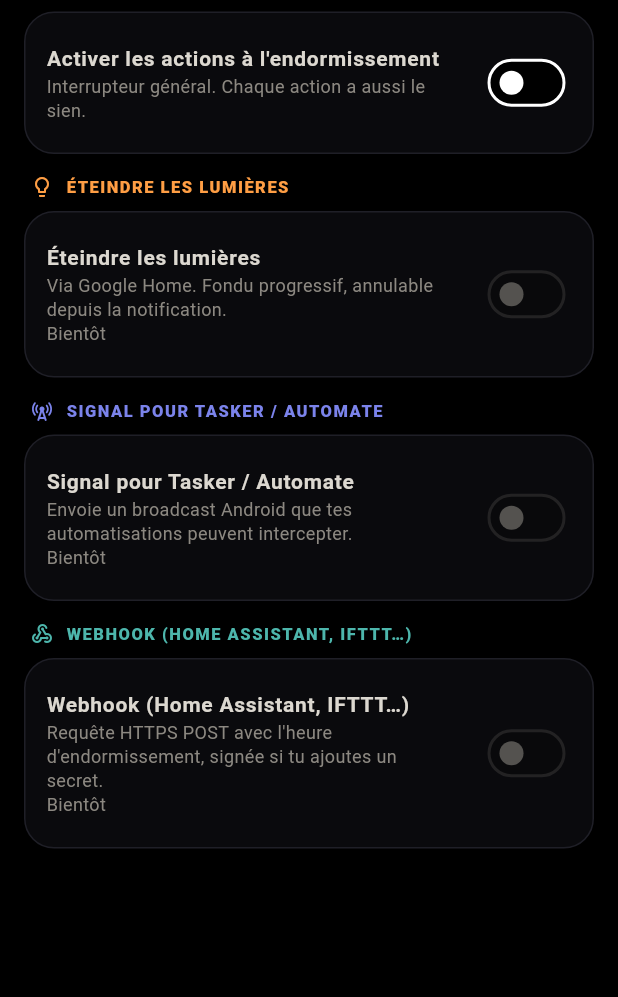
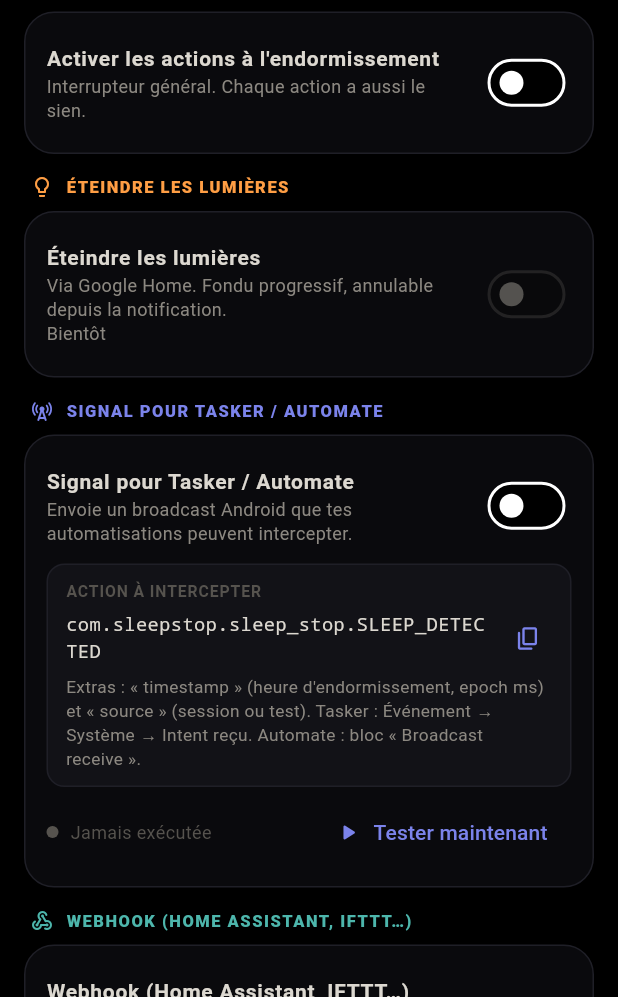
Before and after one commit to lud0veek/sleepstop, a Flutter app: the SleepActionsScreen screen opened directly, on a phone screen of 412 x 824 dp, the part 239-1236 px from its top. Run offline on Flutter 3.47's test engine with Material 3 defaults, Android fonts, the phone set to English and light mode, and no system bars; our stand-ins replace flutter_blue_plus, flutter_local_notifications, flutter_riverpod, in_app_purchase, sensors_plus, shared_preferences; missing offline and left inert: flutter_foreground_task; accounts and stored records are empty; network calls fail.

Commit message:
feat(sleep-actions): step 2 — broadcast intent action for Tasker / Automate
- Native HomeActionsChannel ("com.sleepstop/home_actions") registered in
  MainActivity; sendSleepBroadcast emits the implicit broadcast
  com.sleepstop.sleep_stop.SLEEP_DETECTED with extras timestamp (epoch ms)
  and source (session|test), FLAG_INCLUDE_STOPPED_PACKAGES.
- BroadcastIntentAction (id "intent") registered in the dispatcher; enabled
  by its own toggle under the master switch.
- "When I fall asleep" screen: intent section now live, shows the exact
  action to copy, the extras, and Tasker/Automate hints; "test now" works.
- 3 tests with a mocked MethodChannel (payload, toggle, native failure).

Co-Authored-By: Claude Fable 5.1 <noreply@anthropic.com>

```diff
--- a/lib/app_info.dart
+++ b/lib/app_info.dart
@@ -3,3 +3,6 @@ const String kAppVersionLabel = '1.0.0 (3)';
 const String kWebsiteUrl = 'https://sleepstop.eu';
 const String kPrivacyUrl = 'https://sleepstop.eu/privacy';
 const String kSupportEmail = 'support@sleepstop.eu';
+
+/// Broadcast sent by the "When I fall asleep" intent action (Tasker/Automate).
+const String kSleepDetectedAction = 'com.sleepstop.sleep_stop.SLEEP_DETECTED';
--- a/lib/l10n/app_strings.dart
+++ b/lib/l10n/app_strings.dart
@@ -1441,4 +1441,19 @@ class AppStrings {
   String get actionStatusSuccess => tr(fr: 'OK', nl: 'OK', de: 'OK', es: 'OK');
   String get actionStatusFailed => tr(fr: 'Échec', nl: 'Mislukt', de: 'Fehlgeschlagen', es: 'Error');
   String get actionStatusTimeout => tr(fr: 'Délai dépassé (10 s)', nl: 'Time-out (10 s)', de: 'Zeitüberschreitung (10 s)', es: 'Tiempo agotado (10 s)');
+
+  String get intentActionLabel => tr(
+    fr: 'ACTION À INTERCEPTER',
+    nl: 'OP TE VANGEN ACTIE',
+    de: 'ABZUFANGENDE ACTION',
+    es: 'ACCIÓN A INTERCEPTAR',
+  );
+  String get intentExtrasHelp => tr(
+    fr: 'Extras : « timestamp » (heure d\'endormissement, epoch ms) et « source » (session ou test). Tasker : Événement → Système → Intent reçu. Automate : bloc « Broadcast receive ».',
+    nl: 'Extra\'s: "timestamp" (inslaaptijd, epoch ms) en "source" (session of test). Tasker: Event → System → Intent Received. Automate: blok "Broadcast receive".',
+    de: 'Extras: „timestamp“ (Einschlafzeit, Epoch ms) und „source“ (session oder test). Tasker: Ereignis → System → Intent empfangen. Automate: Block „Broadcast receive“.',
+    es: 'Extras: «timestamp» (hora de dormirse, epoch ms) y «source» (session o test). Tasker: Evento → Sistema → Intent recibido. Automate: bloque «Broadcast receive».',
+  );
+  String get copyLabel => tr(fr: 'Copier', nl: 'Kopiëren', de: 'Kopieren', es: 'Copiar');
+  String get copiedToast => tr(fr: 'Copié', nl: 'Gekopieerd', de: 'Kopiert', es: 'Copiado');
 }
--- /dev/null
+++ b/lib/sleep_actions/actions/broadcast_intent_action.dart
@@ -0,0 +1,41 @@
+import 'package:flutter/services.dart';
+import '../../app_info.dart';
+import '../../models/sleep_settings.dart';
+import '../sleep_action.dart';
+
+/// Sends the public broadcast `com.sleepstop.sleep_stop.SLEEP_DETECTED`
+/// (extras: `timestamp` epoch ms, `source`) for Tasker / Automate.
+class BroadcastIntentAction implements SleepAction {
+  static const String actionId = 'intent';
+  static const MethodChannel defaultChannel = MethodChannel(
+    'com.sleepstop/home_actions',
+  );
+
+  final MethodChannel _channel;
+
+  const BroadcastIntentAction({MethodChannel channel = defaultChannel})
+    : _channel = channel;
+
+  @override
+  String get id => actionId;
+
+  @override
+  bool isEnabled(SleepSettings settings) => settings.sleepActions.intent.enabled;
+
+  @override
+  Future<void> execute(SleepActionContext context) async {
+    final ok = await _channel.invokeMethod<bool>('sendSleepBroadcast', {
+      'timestamp': context.event.timestamp.millisecondsSinceEpoch,
+      'source': context.event.source,
+      'action': kSleepDetectedAction,
+    });
+    if (ok != true) {
+      throw StateError('broadcast not sent');
+    }
+  }
+
+  @override
+  Future<void> cancel() async {
+    // A broadcast is instantaneous: nothing to cancel.
+  }
+}
--- a/lib/sleep_actions/sleep_action_dispatcher.dart
+++ b/lib/sleep_actions/sleep_action_dispatcher.dart
@@ -3,6 +3,7 @@ import 'package:flutter/foundation.dart';
 import 'package:flutter_riverpod/flutter_riverpod.dart';
 import '../models/sleep_settings.dart';
 import '../providers/settings_provider.dart';
+import 'actions/broadcast_intent_action.dart';
 import 'sleep_action.dart';
 import 'sleep_action_status.dart';
 import 'sleep_event_bus.dart';
@@ -165,9 +166,10 @@ class SleepActionStatusesNotifier
   }
 }
 
-/// The registered actions. Filled in by later steps (intent, webhook,
-/// lights); the socle ships with an empty list so nothing can run yet.
-final sleepActionsProvider = Provider<List<SleepAction>>((ref) => const []);
+/// The registered actions (webhook and lights are added by later steps).
+final sleepActionsProvider = Provider<List<SleepAction>>(
+  (ref) => const [BroadcastIntentAction()],
+);
 
 /// Builds the dispatcher and subscribes it to the sleep event bus. Must be
 /// read once at app start (HomeScreen does it) so the subscription exists
--- a/lib/ui/sleep_actions_screen.dart
+++ b/lib/ui/sleep_actions_screen.dart
@@ -1,5 +1,7 @@
 import 'package:flutter/material.dart';
+import 'package:flutter/services.dart';
 import 'package:flutter_riverpod/flutter_riverpod.dart';
+import '../app_info.dart';
 import 'package:intl/intl.dart';
 import '../l10n/app_strings.dart';
 import '../models/sleep_settings.dart';
@@ -104,6 +106,7 @@ class SleepActionsScreen extends ConsumerWidget {
               (c) => c.copyWith(intent: c.intent.copyWith(enabled: v)),
             ),
             onTest: () => _test(ref, 'intent', settings),
+            details: _IntentDetails(s: s),
           ),
           _ActionSection(
             id: 'webhook',
@@ -151,6 +154,7 @@ class _ActionSection extends StatelessWidget {
   final AppStrings s;
   final ValueChanged<bool> onToggle;
   final VoidCallback onTest;
+  final Widget? details;
 
   const _ActionSection({
     required this.id,
@@ -165,6 +169,7 @@ class _ActionSection extends StatelessWidget {
     required this.s,
     required this.onToggle,
     required this.onTest,
+    this.details,
   });
 
   @override
@@ -194,6 +199,10 @@ class _ActionSection extends StatelessWidget {
           value: enabled && available,
           onChanged: available ? onToggle : null,
         ),
+        if (available && details != null) ...[
+          const SizedBox(height: 4),
+          details!,
+        ],
         if (available) ...[
           const SizedBox(height: 6),
           Row(
@@ -237,3 +246,81 @@ class _ActionSection extends StatelessWidget {
     );
   }
 }
+
+/// Exact broadcast action + extras, with a copy button, for Tasker/Automate.
+class _IntentDetails extends StatelessWidget {
+  final AppStrings s;
+  const _IntentDetails({required this.s});
+
+  @override
+  Widget build(BuildContext context) {
+    return Container(
+      padding: const EdgeInsets.fromLTRB(12, 10, 8, 10),
+      decoration: BoxDecoration(
+        color: OledColors.elevatedSurface,
+        borderRadius: BorderRadius.circular(12),
+        border: Border.all(color: OledColors.subtleBorder),
+      ),
+      child: Column(
+        crossAxisAlignment: CrossAxisAlignment.start,
+        children: [
+          Text(
+            s.intentActionLabel,
+            style: const TextStyle(
+              fontSize: 10.5,
+              fontWeight: FontWeight.w700,
+              letterSpacing: 0.6,
+              color: OledColors.textMuted,
+            ),
+          ),
+          const SizedBox(height: 4),
+          Row(
+            children: [
+              const Expanded(
+                child: SelectableText(
+                  kSleepDetectedAction,
+                  style: TextStyle(
+                    fontSize: 12.5,
+                    fontFamily: 'monospace',
+                    color: OledColors.textPrimary,
+                  ),
+                ),
+              ),
+              IconButton(
+                visualDensity: VisualDensity.compact,
+                tooltip: s.copyLabel,
+                icon: const Icon(
+                  Icons.copy_rounded,
+                  size: 18,
+                  color: OledColors.softIndigo,
+                ),
+                onPressed: () async {
+                  await Clipboard.setData(
+                    const ClipboardData(text: kSleepDetectedAction),
+                  );
+                  if (!context.mounted) return;
+                  ScaffoldMessenger.of(context).showSnackBar(
+                    SnackBar(
+                      content: Text(s.copiedToast),
+                      behavior: SnackBarBehavior.floating,
+                      backgroundColor: OledColors.elevatedSurface,
+                    ),
+                  );
+                },
+              ),
+            ],
+          ),
+          const SizedBox(height: 4),
+          Text(
+            s.intentExtrasHelp,
+            style: const TextStyle(
+              fontSize: 11.5,
+              height: 1.35,
+              color: OledColors.textSecondary,
+            ),
+          ),
+        ],
+      ),
+    );
+  }
+}
```
Also changed, not shown: 3 other files.
